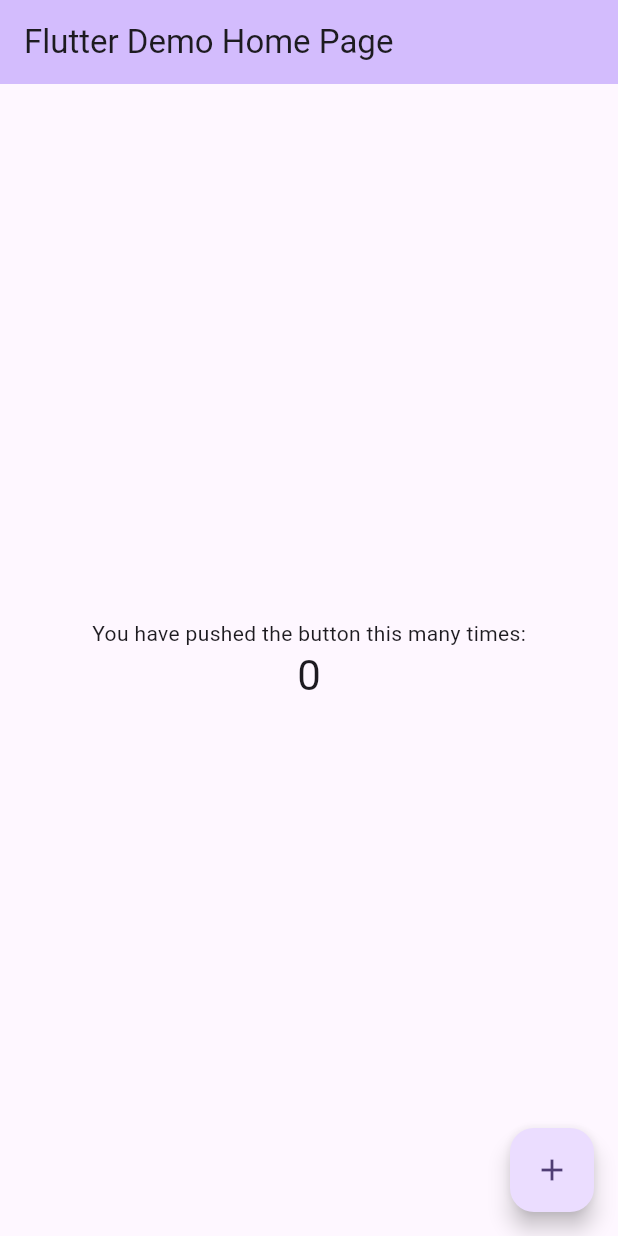
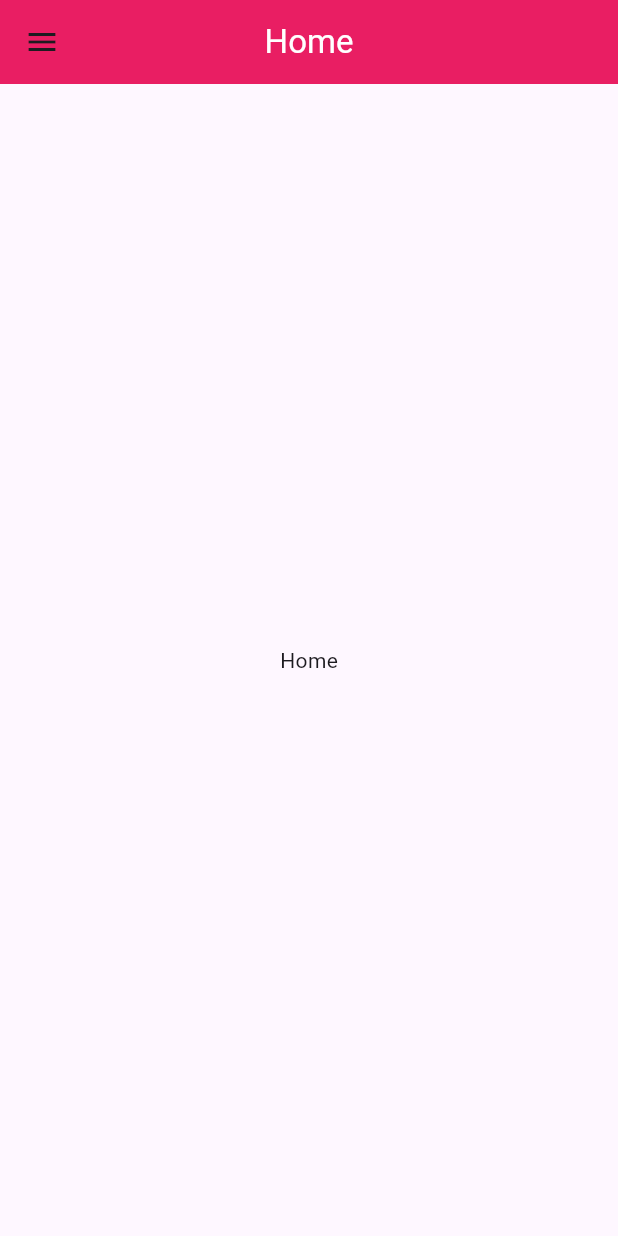
Before and after one commit to SEC-MASUM/flutter_live_class, a Flutter app: the screen it shows after launch, on a phone screen of 412 x 824 dp. Run offline on Flutter 3.47's test engine with Material 3 defaults, Android fonts, the phone set to English and light mode, and no system bars.

```diff
--- a/lib/main.dart
+++ b/lib/main.dart
@@ -1,125 +1,17 @@
 import 'package:flutter/material.dart';
+import 'package:flutter_live_class/presentation/screens/home_screen.dart';
 
 void main() {
-  runApp(const MyApp());
+  runApp(const RMAApp());
 }
 
-class MyApp extends StatelessWidget {
-  const MyApp({super.key});
+class RMAApp extends StatelessWidget {
+  const RMAApp({super.key});
 
-  // This widget is the root of your application.
   @override
   Widget build(BuildContext context) {
-    return MaterialApp(
-      title: 'Flutter Demo',
-      theme: ThemeData(
-        // This is the theme of your application.
-        //
-        // TRY THIS: Try running your application with "flutter run". You'll see
-        // the application has a purple toolbar. Then, without quitting the app,
-        // try changing the seedColor in the colorScheme below to Colors.green
-        // and then invoke "hot reload" (save your changes or press the "hot
-        // reload" button in a Flutter-supported IDE, or press "r" if you used
-        // the command line to start the app).
-        //
-        // Notice that the counter didn't reset back to zero; the application
-        // state is not lost during the reload. To reset the state, use hot
-        // restart instead.
-        //
-        // This works for code too, not just values: Most code changes can be
-        // tested with just a hot reload.
-        colorScheme: ColorScheme.fromSeed(seedColor: Colors.deepPurple),
-        useMaterial3: true,
-      ),
-      home: const MyHomePage(title: 'Flutter Demo Home Page'),
+    return const MaterialApp(
+      home: HomeScreen(),
     );
   }
 }
-
-class MyHomePage extends StatefulWidget {
-  const MyHomePage({super.key, required this.title});
-
-  // This widget is the home page of your application. It is stateful, meaning
-  // that it has a State object (defined below) that contains fields that affect
-  // how it looks.
-
-  // This class is the configuration for the state. It holds the values (in this
-  // case the title) provided by the parent (in this case the App widget) and
-  // used by the build method of the State. Fields in a Widget subclass are
-  // always marked "final".
-
-  final String title;
-
-  @override
-  State<MyHomePage> createState() => _MyHomePageState();
-}
-
-class _MyHomePageState extends State<MyHomePage> {
-  int _counter = 0;
-
-  void _incrementCounter() {
-    setState(() {
-      // This call to setState tells the Flutter framework that something has
-      // changed in this State, which causes it to rerun the build method below
-      // so that the display can reflect the updated values. If we changed
-      // _counter without calling setState(), then the build method would not be
-      // called again, and so nothing would appear to happen.
-      _counter++;
-    });
-  }
-
-  @override
-  Widget build(BuildContext context) {
-    // This method is rerun every time setState is called, for instance as done
-    // by the _incrementCounter method above.
-    //
-    // The Flutter framework has been optimized to make rerunning build methods
-    // fast, so that you can just rebuild anything that needs updating rather
-    // than having to individually change instances of widgets.
-    return Scaffold(
-      appBar: AppBar(
-        // TRY THIS: Try changing the color here to a specific color (to
-        // Colors.amber, perhaps?) and trigger a hot reload to see the AppBar
-        // change color while the other colors stay the same.
-        backgroundColor: Theme.of(context).colorScheme.inversePrimary,
-        // Here we take the value from the MyHomePage object that was created by
-        // the App.build method, and use it to set our appbar title.
-        title: Text(widget.title),
-      ),
-      body: Center(
-        // Center is a layout widget. It takes a single child and positions it
-        // in the middle of the parent.
-        child: Column(
-          // Column is also a layout widget. It takes a list of children and
-          // arranges them vertically. By default, it sizes itself to fit its
-          // children horizontally, and tries to be as tall as its parent.
-          //
-          // Column has various properties to control how it sizes itself and
-          // how it positions its children. Here we use mainAxisAlignment to
-          // center the children vertically; the main axis here is the vertical
-          // axis because Columns are vertical (the cross axis would be
-          // horizontal).
-          //
-          // TRY THIS: Invoke "debug painting" (choose the "Toggle Debug Paint"
-          // action in the IDE, or press "p" in the console), to see the
-          // wireframe for each widget.
-          mainAxisAlignment: MainAxisAlignment.center,
-          children: <Widget>[
-            const Text(
-              'You have pushed the button this many times:',
-            ),
-            Text(
-              '$_counter',
-              style: Theme.of(context).textTheme.headlineMedium,
-            ),
-          ],
-        ),
-      ),
-      floatingActionButton: FloatingActionButton(
-        onPressed: _incrementCounter,
-        tooltip: 'Increment',
-        child: const Icon(Icons.add),
-      ), // This trailing comma makes auto-formatting nicer for build methods.
-    );
-  }
-}
--- /dev/null
+++ b/lib/presentation/screens/home_screen.dart
@@ -0,0 +1,48 @@
+import 'package:flutter/material.dart';
+
+class HomeScreen extends StatefulWidget {
+  const HomeScreen({super.key});
+
+  @override
+  State<HomeScreen> createState() => _HomeScreenState();
+}
+
+class _HomeScreenState extends State<HomeScreen> {
+  @override
+  Widget build(BuildContext context) {
+    return Scaffold(
+      appBar: AppBar(
+        title: const Text(
+          "Home",
+          style: TextStyle(color: Colors.white),
+        ),
+        backgroundColor: Colors.pink,
+        centerTitle: true,
+      ),
+      drawer: const Drawer(
+        child: Column(
+          children: [
+            ListTile(
+              title: Text("Home"),
+            ),
+            ListTile(
+              title: Text("Products"),
+            ),
+            ListTile(
+              title: Text("Stock"),
+            ),
+            ListTile(
+              title: Text("Bill"),
+            ),
+            ListTile(
+              title: Text("Setting"),
+            ),
+          ],
+        ),
+      ),
+      body: const Center(
+        child: Text("Home"),
+      ),
+    );
+  }
+}
```
Also changed, not shown: 1 other file.
